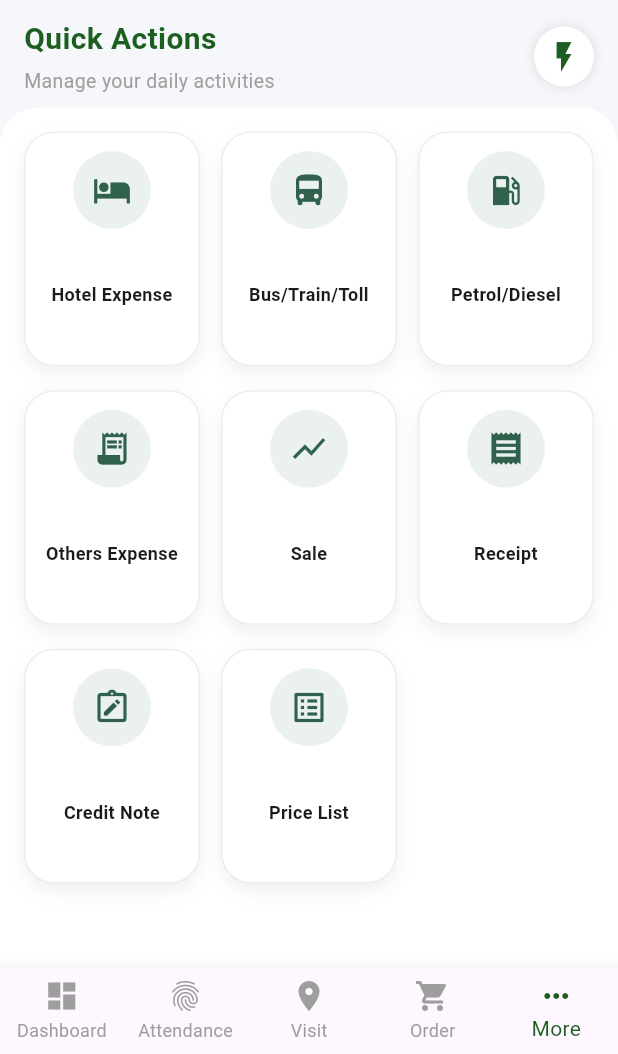
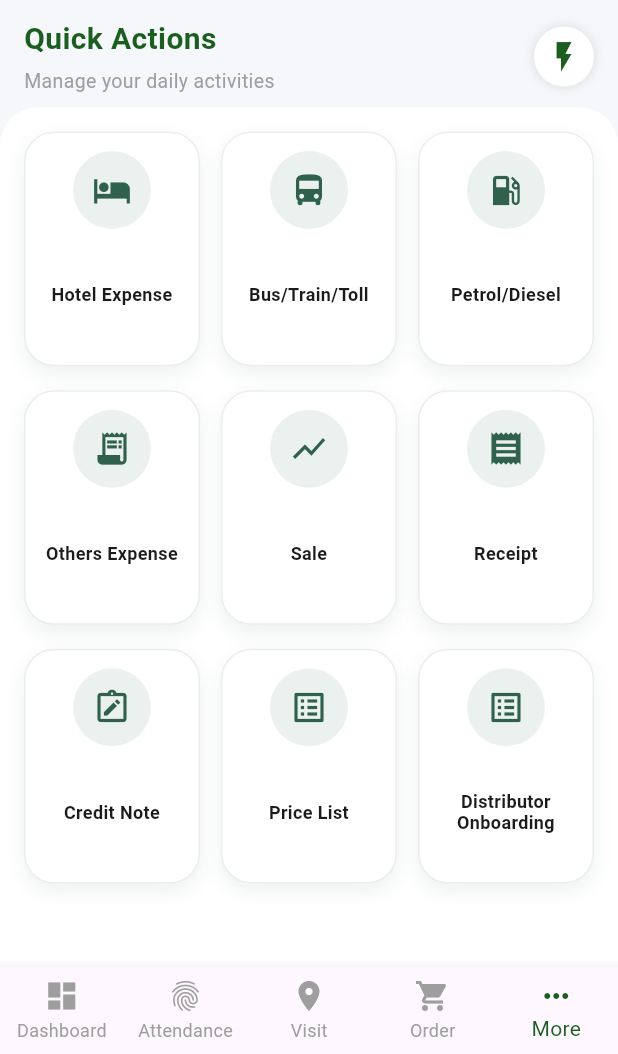
Before and after one commit to PriyaaK89/jamidara_apk, a Flutter app: the MainScreen screen opened directly with empty values, item 5 of the bottom bar chosen, on a phone screen of 412 x 824 dp, the part 182-1236 px from its top. Run offline on Flutter 3.47's test engine with Material 3 defaults, Android fonts, the phone set to English and light mode, and no system bars; our stand-ins replace another_flushbar, dropdown_search, flutter_image_compress, flutter_local_notifications, flutter_secure_storage, geocoding and 4 more; missing offline and left inert: flutter_background_service, flutter_background_service_android; accounts and stored records are empty.

```diff
--- a/lib/pages/expense_page.dart
+++ b/lib/pages/expense_page.dart
@@ -75,7 +75,6 @@ class _ExpensePageState extends State<ExpensePage> {
       ).show(context);
       return;
     }
-
     setState(() {
       isLoading = true;
     });
@@ -83,7 +82,6 @@ class _ExpensePageState extends State<ExpensePage> {
     try {
       String formattedDate =
           "${selectedDate!.year}-${selectedDate!.month.toString().padLeft(2, '0')}-${selectedDate!.day.toString().padLeft(2, '0')}";
-
       final result = await ApiService.uploadExpense(
         expenseType: widget.expenseType,
         expenseDate: formattedDate,
@@ -186,8 +184,7 @@ Widget build(BuildContext context) {
           child: Column(
             crossAxisAlignment: CrossAxisAlignment.start,
             children: [
-              //  buildHeader(),
-              //  KEEP YOUR HEADER (no change)
+
               Container(
                 padding: const EdgeInsets.symmetric(horizontal: 16, vertical: 14),
                 decoration: BoxDecoration(
--- a/lib/pages/quick_action_page.dart
+++ b/lib/pages/quick_action_page.dart
@@ -64,6 +64,7 @@ Widget build(BuildContext context) {
     QuickActionItem(title: "Receipt", icon: Icons.receipt, onTap: () {}),
     QuickActionItem(title: "Credit Note", icon: Icons.note_alt_outlined, onTap: () {}),
     QuickActionItem(title: "Price List", icon: Icons.list_alt, onTap: () {}),
+    QuickActionItem(title: "Distributor Onboarding", icon: Icons.list_alt, onTap: () {}),
   ];
 
   return Container(
--- a/lib/utils/env.dart
+++ b/lib/utils/env.dart
@@ -1,4 +1,4 @@
 class Env {
   // static const String baseUrl = 'http://103.110.127.211:5001';
-  static const String baseUrl = 'http://10.131.209.66:5000';
+  static const String baseUrl = 'http://192.168.29.4:5000';
 }
```
